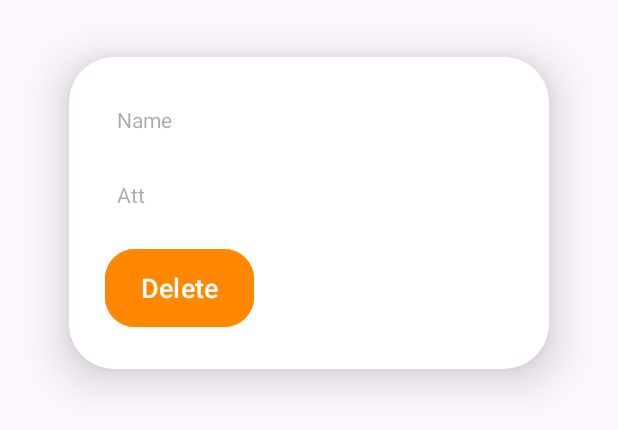
After one commit to FruityLoopes/WIL-Prototype, an Android app: the layout item_att_display.xml on its own in the app's theme, with its tools: preview values and no code run, on a phone screen of 412 x 824 dp. The commit adds this screen. Shown: the top 430 px of the screen. Run offline under Robolectric (Android 15) with nearby library versions, the phone set to English and light mode, and no system bars.

Commit message:
Can now view all students by class and delete them, still need to make it so the user can add a new student :)

```diff
--- a/app/src/main/java/uviwe/app/uviweappv1/AttendanceData.kt
+++ b/app/src/main/java/uviwe/app/uviweappv1/AttendanceData.kt
@@ -2,5 +2,6 @@ package uviwe.app.uviweappv1
 
 data class AttendanceData(
     val Student: String,
-    var attended: Boolean = false
+    var attended: Boolean = false,
+    var Days: String = "0"
 )
--- a/app/src/main/res/layout/activity_attendance_display.xml
+++ b/app/src/main/res/layout/activity_attendance_display.xml
@@ -55,9 +55,13 @@
         android:layout_width="match_parent"
         android:layout_height="0dp"
         android:layout_marginStart="12dp"
+        android:layout_marginTop="104dp"
         android:layout_marginEnd="12dp"
-        android:layout_marginBottom="27dp"
+        android:layout_marginBottom="8dp"
         android:background="@drawable/edittext_bg"
+        android:clipToPadding="false"
+        android:paddingTop="4dp"
+        android:paddingBottom="4dp"
         app:layout_constraintBottom_toBottomOf="parent"
         app:layout_constraintEnd_toEndOf="parent"
         app:layout_constraintStart_toStartOf="parent"
--- /dev/null
+++ b/app/src/main/res/layout/item_att_display.xml
@@ -0,0 +1,63 @@
+<?xml version="1.0" encoding="utf-8"?>
+<LinearLayout
+    xmlns:android="http://schemas.android.com/apk/res/android"
+    xmlns:app="http://schemas.android.com/apk/res-auto"
+    android:layout_width="match_parent"
+    android:layout_height="match_parent"
+    android:orientation="vertical"
+    android:paddingTop="8dp"
+    android:paddingBottom="8dp"
+    android:paddingStart="16dp"
+    android:paddingEnd="16dp"  >
+
+    <androidx.cardview.widget.CardView
+        android:layout_width="match_parent"
+        android:layout_height="wrap_content"
+        android:layout_margin="30dp"
+        app:cardCornerRadius="30dp"
+        app:cardElevation="20dp">
+
+        <LinearLayout
+            android:layout_width="362dp"
+            android:layout_height="match_parent"
+            android:layout_gravity="top"
+            android:orientation="vertical"
+            android:padding="24dp">
+
+            <TextView
+                android:id="@+id/txtChildName"
+                android:layout_width="match_parent"
+                android:layout_height="50dp"
+                android:layout_marginTop="0dp"
+                android:drawablePadding="8dp"
+                android:hint="Name"
+                android:padding="8dp"
+                android:textColor="@color/black"
+                android:textColorHighlight="@color/cardview_dark_background" />
+
+            <TextView
+                android:id="@+id/txtDays"
+                android:layout_width="match_parent"
+                android:layout_height="50dp"
+                android:layout_marginTop="0dp"
+                android:textColor="@color/black"
+                android:drawablePadding="8dp"
+                android:hint="Att"
+                android:padding="8dp"
+                android:textColorHighlight="@color/cardview_dark_background" />
+
+
+            <Button
+                android:id="@+id/btnDelteAtt"
+                android:layout_width="wrap_content"
+                android:layout_height="60dp"
+                android:layout_marginTop="0dp"
+                android:text="Delete"
+                android:backgroundTint="@android:color/holo_orange_dark"
+                android:textSize="18sp"
+                app:cornerRadius="20dp" />
+
+        </LinearLayout>
+
+    </androidx.cardview.widget.CardView>
+</LinearLayout>
--- /dev/null
+++ b/app/src/main/res/layout/item_don_display.xml
@@ -0,0 +1,6 @@
+<?xml version="1.0" encoding="utf-8"?>
+<androidx.constraintlayout.widget.ConstraintLayout xmlns:android="http://schemas.android.com/apk/res/android"
+    android:layout_width="match_parent"
+    android:layout_height="match_parent">
+
+</androidx.constraintlayout.widget.ConstraintLayout>
--- /dev/null
+++ b/app/src/main/res/layout/item_fin_display.xml
@@ -0,0 +1,6 @@
+<?xml version="1.0" encoding="utf-8"?>
+<androidx.constraintlayout.widget.ConstraintLayout xmlns:android="http://schemas.android.com/apk/res/android"
+    android:layout_width="match_parent"
+    android:layout_height="match_parent">
+
+</androidx.constraintlayout.widget.ConstraintLayout>
```
Also changed, not shown: app/src/main/java/uviwe/app/uviweappv1/AttDisplayAdapter.kt (added, +71 -0 lines), app/src/main/java/uviwe/app/uviweappv1/Attendance.kt (+7 -2 lines), app/src/main/java/uviwe/app/uviweappv1/AttendanceDisplay.kt (+107 -0 lines), app/src/main/res/layout/activity_attendance.xml (+18 -0 lines).
